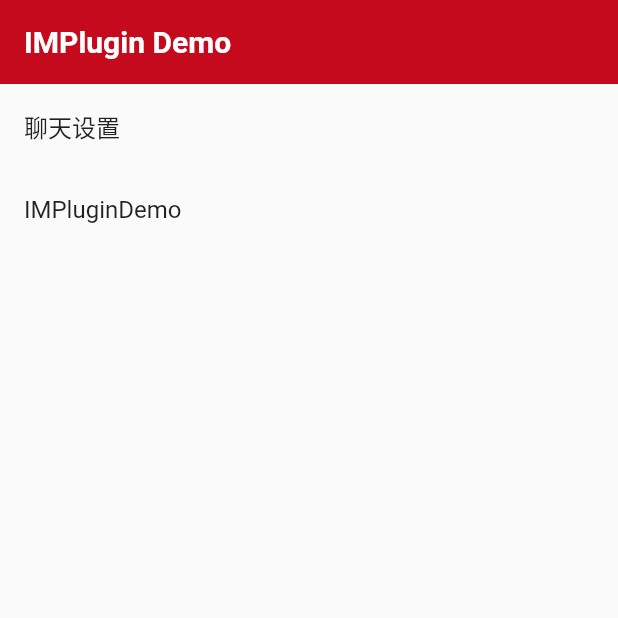
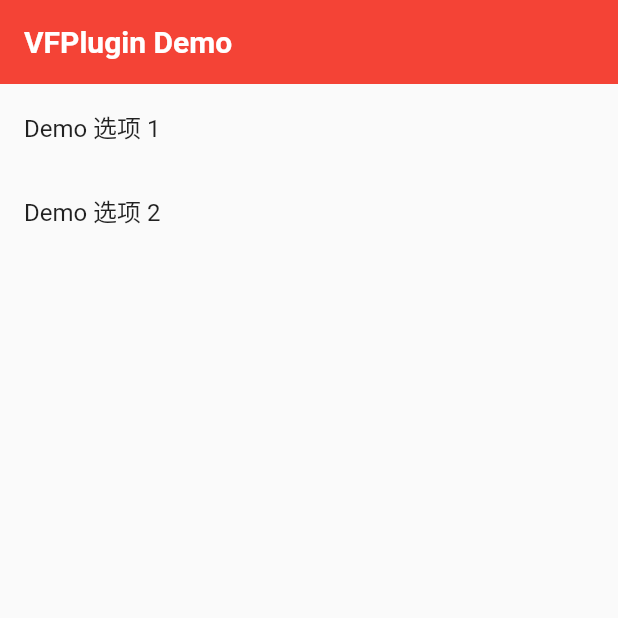
Before and after one commit to lzan13/vf_plugin, a Flutter app: the screen it shows after launch, on a phone screen of 412 x 824 dp, the top half of it. Run offline on Flutter 3.47's test engine with Material 2 defaults, Android fonts, the phone set to English and light mode, and no system bars; Roboto replaces fonts that are missing (PingFang SC).

```diff
--- a/example/lib/demo_page.dart
+++ b/example/lib/demo_page.dart
@@ -14,9 +14,9 @@ class DemoPageState extends State<DemoPage> {
   /// 动态适配不同平台的 TitleBar
   dynamic buildTitleBar(BuildContext context) {
     Text titleTV = Text(
-      'IMPlugin Demo',
+      'VFPlugin Demo',
       style: TextStyle(
-        color: Theme.of(context).accentColor,
+        color: VFColors.white,
         fontSize: 20.0,
         fontWeight: FontWeight.bold,
       ),
@@ -39,7 +39,7 @@ class DemoPageState extends State<DemoPage> {
       body: ListView(
         children: <Widget>[
           ListTile(
-            title: Text('聊天设置'),
+            title: Text('Demo 选项 1'),
             onTap: () {
               Navigator.push(context, MaterialPageRoute(builder: (_) {
                 return null;
@@ -47,7 +47,7 @@ class DemoPageState extends State<DemoPage> {
             },
           ),
           ListTile(
-            title: Text('IMPluginDemo'),
+            title: Text('Demo 选项 2'),
             onTap: () {
               Navigator.push(context, MaterialPageRoute(builder: (_) {
                 return null;
--- a/example/lib/main.dart
+++ b/example/lib/main.dart
@@ -2,6 +2,8 @@ import 'dart:io';
 
 import 'package:flutter/cupertino.dart';
 import 'package:flutter/material.dart';
+
+import 'package:vf_plugin/vf_plugin.dart';
 
 import 'demo_page.dart';
 
@@ -21,21 +23,21 @@ class StartApp extends StatelessWidget {
   /// 构建主题
   ThemeData _buildThemeData() {
     return ThemeData(
-      pageTransitionsTheme: PageTransitionsTheme(builders: {
-        // Android 使用 iOS 的页面动画
-        TargetPlatform.android: const _CustomAndroidTransitionsBuilder(),
-        TargetPlatform.iOS: const CupertinoPageTransitionsBuilder(),
-      }),
+      // pageTransitionsTheme: PageTransitionsTheme(builders: {
+      //   // Android 使用 iOS 的页面动画
+      //   TargetPlatform.android: const _CustomAndroidTransitionsBuilder(),
+      //   TargetPlatform.iOS: const CupertinoPageTransitionsBuilder(),
+      // }),
       appBarTheme: AppBarTheme(
-        color: Color(0xffc60a1e),
+        color: VFColors.red,
         elevation: 0,
       ),
-      primarySwatch: Colors.green,
-      brightness: Brightness.light,
-      primaryColorBrightness:
-          Platform.isIOS ? Brightness.light : Brightness.dark,
-      primaryColor: Color(0xffc60a1e),
-      accentColor: Color(0xffffffff),
+      // primarySwatch: Colors.grey,
+      primaryColorBrightness: Brightness.dark,
+      primaryColor: VFColors.red,
+      primaryColorDark: VFColors.redDark,
+      accentColor: VFColors.green,
+      dividerColor: VFColors.grey12,
 
       /// 因为 iOS 上字体有时候会出现奇怪的问题
       /// [github issues](https://github.com/flutter/flutter/issues/26752)
```
Also changed, not shown: 2 other files.
